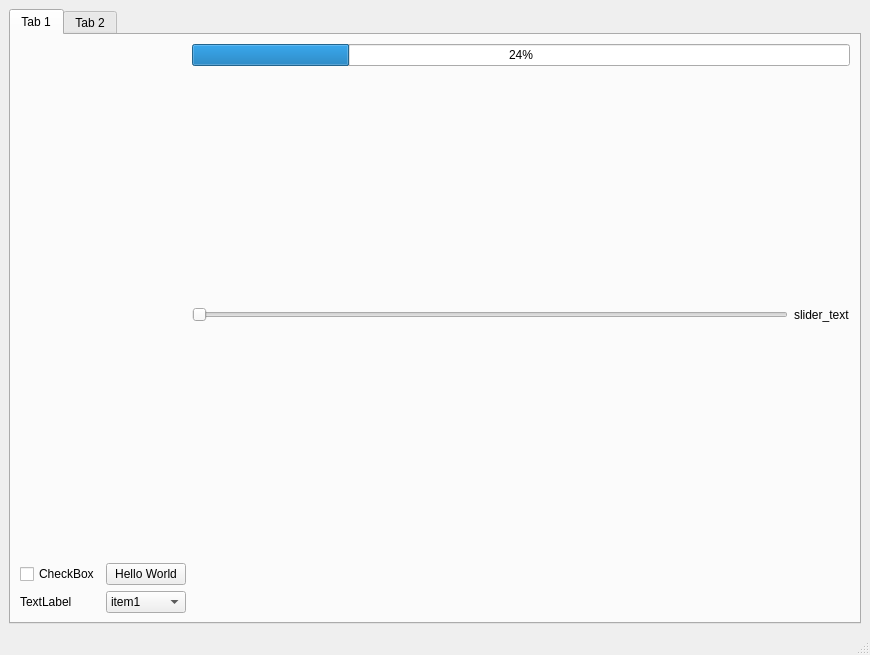
Before: the Qt Designer form first_base_qt/mainwindow.ui in aqiugroup/ROS_APP, drawn with Qt 5.
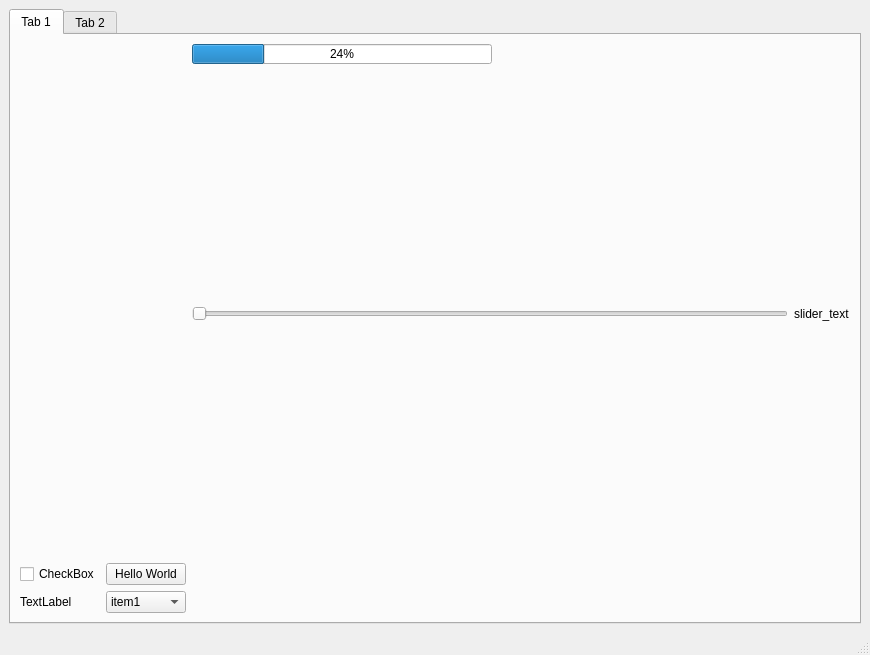
After: the same form once the commit is applied.

Patch:
```diff
--- a/first_base_qt/mainwindow.ui
+++ b/first_base_qt/mainwindow.ui
@@ -31,6 +31,18 @@
            <layout class="QVBoxLayout" name="verticalLayout_2">
             <item>
              <widget class="QProgressBar" name="progressBar">
+              <property name="minimumSize">
+               <size>
+                <width>200</width>
+                <height>20</height>
+               </size>
+              </property>
+              <property name="maximumSize">
+               <size>
+                <width>300</width>
+                <height>20</height>
+               </size>
+              </property>
               <property name="value">
                <number>24</number>
               </property>
```
